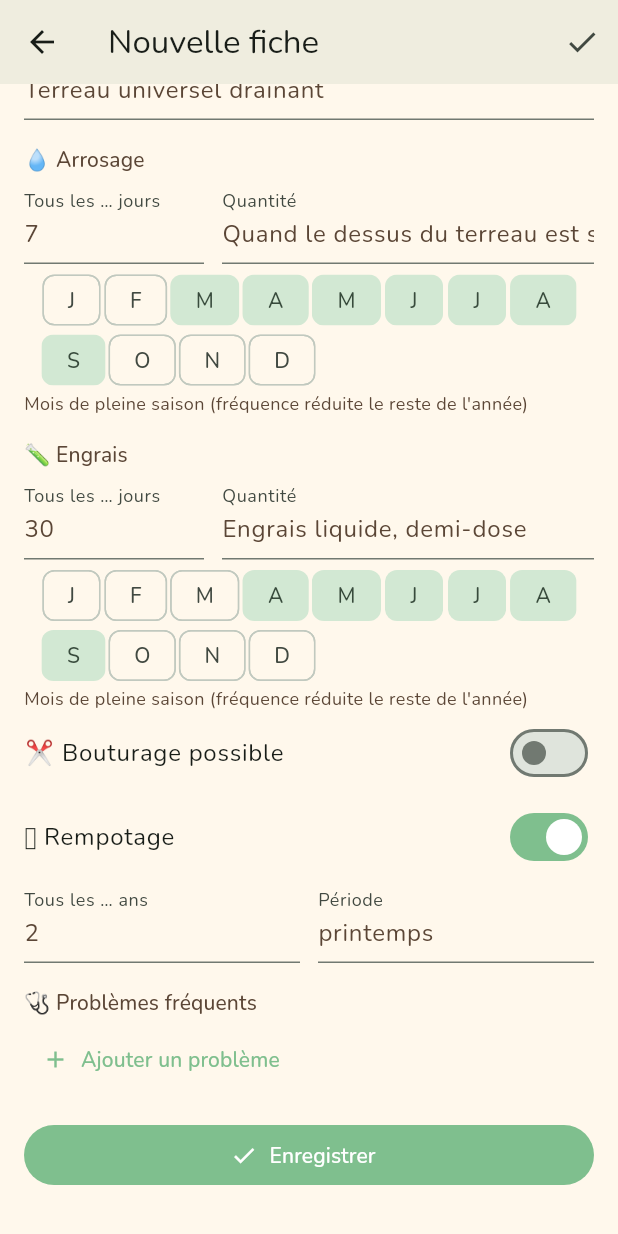
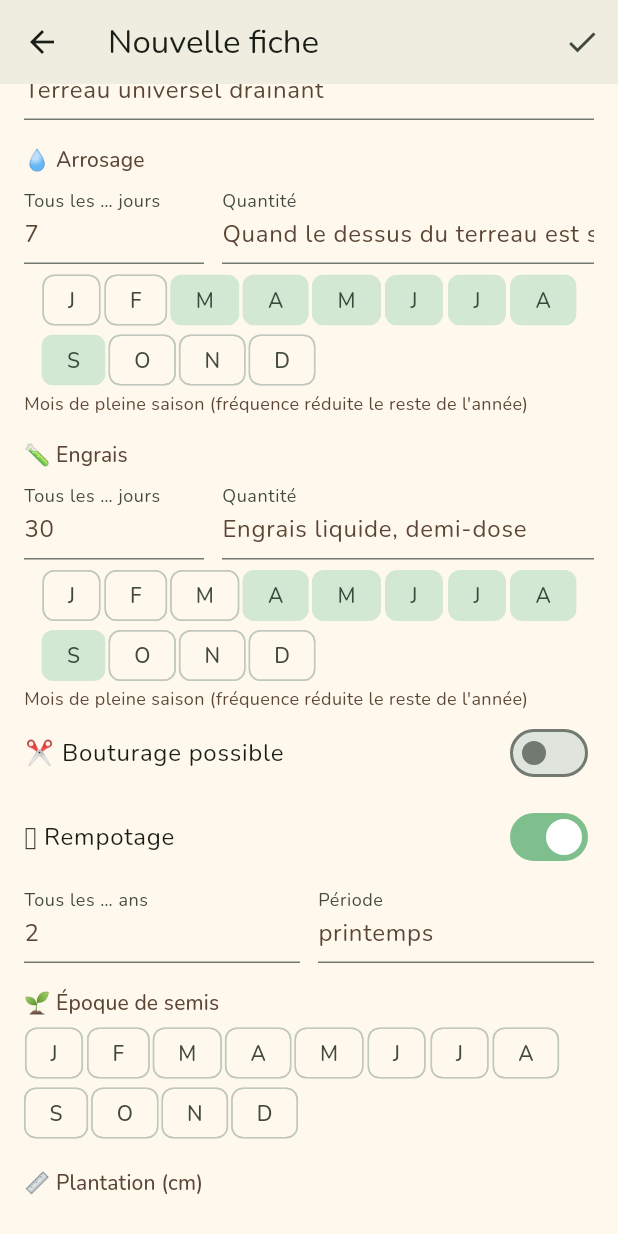
Before and after one commit to binckje/GardenParty, a Flutter app: the SpeciesEditorScreen screen opened directly, scrolled down 576 dp, on a phone screen of 412 x 824 dp. Run offline on Flutter 3.47's test engine with Material 3 defaults, Android fonts, the phone set to English and light mode, and no system bars; our stand-ins replace camera, drift, drift_flutter, file_picker, flutter_local_notifications, flutter_riverpod and 7 more; missing offline and left inert: file_saver, googleapis, light; accounts and stored records are empty; generated files the repository leaves out were written again; statements that could not run were skipped.

Commit message:
feat: semis, plantation et notes dans la fiche plante
Ajoute à la fiche espèce l'époque de semis (mois), l'intervalle entre
les rangs et l'espacement entre plants (cm), ainsi qu'une zone de notes
libres. Migration drift v3 (nouvelles colonnes de plant_species),
champs dans l'éditeur, affichage dans la fiche et accès à l'éditeur
depuis l'écran d'une plante.

Co-Authored-By: Claude Opus 5.5 <noreply@anthropic.com>
Claude-Session: https://claude.ai/code/session_01XESWBUguWFU4mgtKhVQufB

```diff
--- a/lib/data/db/tables.dart
+++ b/lib/data/db/tables.dart
@@ -67,6 +67,10 @@ class PlantSpeciesTable extends Table {
   TextColumn get diagnostics => text().map(const DiagnosticsConverter())();
   TextColumn get cutting => text().map(const PropagationConverter()).nullable()();
   TextColumn get repotting => text().map(const RepottingConverter()).nullable()();
+  TextColumn get sowingMonths => text().map(const MonthsConverter()).withDefault(const Constant('[]'))();
+  IntColumn get rowSpacingCm => integer().nullable()();
+  IntColumn get plantSpacingCm => integer().nullable()();
+  TextColumn get notes => text().nullable()();
 
   @override
   Set<Column> get primaryKey => {id};
--- a/lib/features/plants/species_editor.dart
+++ b/lib/features/plants/species_editor.dart
@@ -39,6 +39,10 @@ class _SpeciesEditorScreenState extends ConsumerState<SpeciesEditorScreen> {
   late final _cuttingMethod = TextEditingController(text: widget.initial?.cutting?.method);
   late final _repotYears = TextEditingController(text: '${widget.initial?.repotting?.everyYears ?? 2}');
   late final _repotPeriod = TextEditingController(text: widget.initial?.repotting?.period ?? 'printemps');
+  late final _rowSpacing = TextEditingController(text: widget.initial?.rowSpacingCm?.toString());
+  late final _plantSpacing = TextEditingController(text: widget.initial?.plantSpacingCm?.toString());
+  late final _notes = TextEditingController(text: widget.initial?.notes);
+  late final Set<int> _sowing = {...?widget.initial?.sowingMonths};
   late String? _image = widget.initial?.imageUrl;
   late final Set<LightLevel> _light = {...?widget.initial?.light};
   late bool _cutting = widget.initial?.cutting?.possible ?? false;
@@ -102,6 +106,10 @@ class _SpeciesEditorScreenState extends ConsumerState<SpeciesEditorScreen> {
         everyYears: _repotting ? int.tryParse(_repotYears.text) : null,
         period: _repotting ? _blankToNull(_repotPeriod.text) : null,
       ),
+      sowingMonths: _sowing.toList()..sort(),
+      rowSpacingCm: int.tryParse(_rowSpacing.text.trim()),
+      plantSpacingCm: int.tryParse(_plantSpacing.text.trim()),
+      notes: _blankToNull(_notes.text),
     );
     await ref.read(plantRepositoryProvider).saveSpecies(species);
     if (mounted) Navigator.pop(context, species);
@@ -202,6 +210,14 @@ class _SpeciesEditorScreenState extends ConsumerState<SpeciesEditorScreen> {
                     child: TextFormField(
                         controller: _repotPeriod, decoration: const InputDecoration(labelText: 'Période'))),
               ]),
+            _title('🌱 Époque de semis'),
+            _monthChips(_sowing),
+            _title('📏 Plantation (cm)'),
+            Row(children: [
+              Expanded(child: _numberField(_rowSpacing, 'Entre les rangs', optional: true)),
+              const SizedBox(width: 12),
+              Expanded(child: _numberField(_plantSpacing, 'Entre les plants', optional: true)),
+            ]),
             _title('🩺 Problèmes fréquents'),
             for (final (i, d) in _diagnostics.indexed)
               Card(
@@ -232,6 +248,14 @@ class _SpeciesEditorScreenState extends ConsumerState<SpeciesEditorScreen> {
                 onPressed: () => setState(() => _diagnostics.add(_DiagnosticFields(null))),
               ),
             ),
+            _title('📝 Notes'),
+            TextFormField(
+              controller: _notes,
+              decoration: const InputDecoration(hintText: 'Ce que tu veux…', border: OutlineInputBorder()),
+              minLines: 3,
+              maxLines: null,
+              keyboardType: TextInputType.multiline,
+            ),
             const SizedBox(height: 16),
             FilledButton.icon(icon: const Icon(Icons.check), label: const Text('Enregistrer'), onPressed: _save),
           ],
@@ -251,21 +275,23 @@ class _SpeciesEditorScreenState extends ConsumerState<SpeciesEditorScreen> {
                   validator: _required)),
         ]),
         const SizedBox(height: 4),
-        Wrap(spacing: 2, children: [
-          for (var m = 1; m <= 12; m++)
-            FilterChip(
-              label: Text(_monthLetters[m - 1]),
-              tooltip: 'Mois $m',
-              showCheckmark: false,
-              visualDensity: VisualDensity.compact,
-              selected: f.months.contains(m),
-              onSelected: (on) => setState(() => on ? f.months.add(m) : f.months.remove(m)),
-            ),
-        ]),
+        _monthChips(f.months),
         const Align(
           alignment: Alignment.centerLeft,
           child: Text('Mois de pleine saison (fréquence réduite le reste de l\'année)', style: TextStyle(fontSize: 12)),
         ),
+      ]);
+
+  Widget _monthChips(Set<int> months) => Wrap(spacing: 2, children: [
+        for (var m = 1; m <= 12; m++)
+          FilterChip(
+            label: Text(_monthLetters[m - 1]),
+            tooltip: 'Mois $m',
+            showCheckmark: false,
+            visualDensity: VisualDensity.compact,
+            selected: months.contains(m),
+            onSelected: (on) => setState(() => on ? months.add(m) : months.remove(m)),
+          ),
       ]);
 
   Widget _numberField(TextEditingController c, String label, {bool decimal = false, bool optional = false}) =>
--- a/lib/models/plant.dart
+++ b/lib/models/plant.dart
@@ -16,6 +16,10 @@ class PlantSpecies {
     this.diagnostics = const [],
     this.cutting,
     this.repotting,
+    this.sowingMonths = const [],
+    this.rowSpacingCm,
+    this.plantSpacingCm,
+    this.notes,
   });
 
   final String id;
@@ -32,6 +36,15 @@ class PlantSpecies {
   final PropagationInfo? cutting;
   final RepottingInfo? repotting;
 
+  /// Mois (1-12) de semis ; vide si inconnu.
+  final List<int> sowingMonths;
+
+  /// Plantation : intervalle entre les rangs et espacement entre plants sur le rang, en cm.
+  final int? rowSpacingCm, plantSpacingCm;
+
+  /// Notes libres de l'utilisateur.
+  final String? notes;
+
   /// Même fiche avec un autre visuel.
   PlantSpecies withImage(String? image) => PlantSpecies(
         id: id,
@@ -47,6 +60,10 @@ class PlantSpecies {
         diagnostics: diagnostics,
         cutting: cutting,
         repotting: repotting,
+        sowingMonths: sowingMonths,
+        rowSpacingCm: rowSpacingCm,
+        plantSpacingCm: plantSpacingCm,
+        notes: notes,
       );
 
   /// Entrée de la base locale `assets/plants_fr.json` (clé `image` : emoji ou chemin d'image).
@@ -64,6 +81,10 @@ class PlantSpecies {
         diagnostics: [for (final d in j['diagnostics'] as List? ?? []) Diagnostic.fromJson(d as Map<String, dynamic>)],
         cutting: j['cutting'] == null ? null : PropagationInfo.fromJson(j['cutting'] as Map<String, dynamic>),
         repotting: j['repotting'] == null ? null : RepottingInfo.fromJson(j['repotting'] as Map<String, dynamic>),
+        sowingMonths: (j['sowingMonths'] as List? ?? const []).cast<int>(),
+        rowSpacingCm: j['rowSpacingCm'] as int?,
+        plantSpacingCm: j['plantSpacingCm'] as int?,
+        notes: j['notes'] as String?,
       );
 }
 
```
Also changed, not shown: lib/data/db/converters.dart (+10 -0 lines), lib/data/db/database.dart (+11 -1 lines), lib/data/repositories/plant_repository.dart (+8 -0 lines), lib/features/plants/plant_screen.dart (+8 -0 lines), lib/features/plants/species_view.dart (+26 -0 lines), lib/data/db/database.g.dart, 2 other files.
